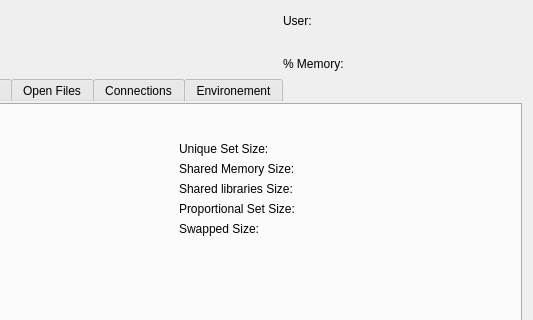
Above: Utilities/Processes.app/Resources/dialog_inspect_process.ui from helloSystem/Utilities before the change; both pictures show x 194 to 727 and y 0 to 320 of the 727 by 486 pixel window. Below: the same form after it.
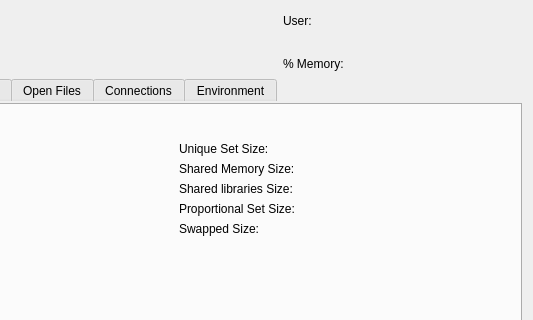
That is the form after the change.

Commit message: Fix spelling "Environment"

The edit to the form file:
```diff
--- a/Utilities/Processes.app/Resources/dialog_inspect_process.ui
+++ b/Utilities/Processes.app/Resources/dialog_inspect_process.ui
@@ -1325,7 +1325,7 @@
        </widget>
        <widget class="QWidget" name="tab_Environement">
         <attribute name="title">
-         <string>Environement</string>
+         <string>Environment</string>
         </attribute>
         <layout class="QHBoxLayout" name="horizontalLayout_5">
          <property name="leftMargin">
```
Left out of the diff: 4 changed lines with no effect on the pictures. The commit also changes 2 other files.
